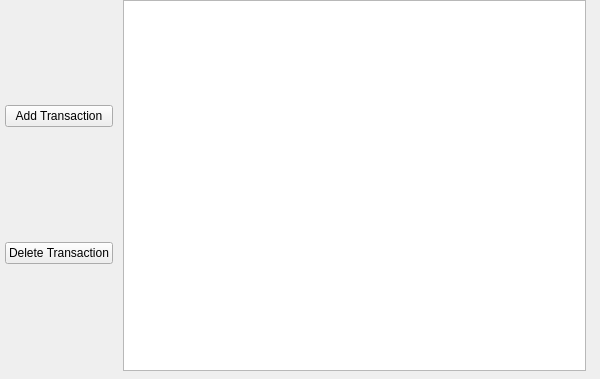
Old version of the form TransactionsView.ui in the repository moriduri/MyFinances.
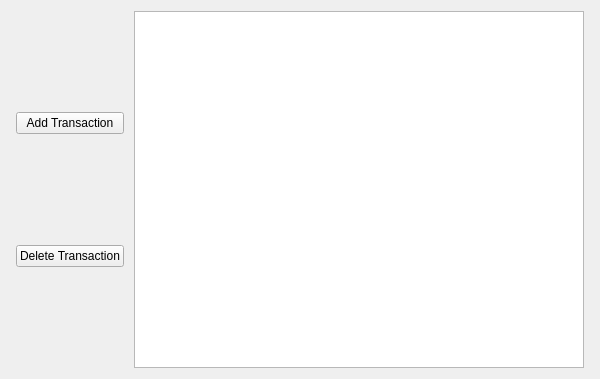
New version of the form.

Commit message: - Added an horizontal layout inside TransactionView.ui; - Found a better way to pass the "accepted()" signal from  TransactionDialog.cpp to mainwindow.cpp (avoids the pointer  at line 64 in mainwindow.cpp);

Patch:
```diff
--- a/TransactionsView.ui
+++ b/TransactionsView.ui
@@ -13,15 +13,8 @@
   <property name="windowTitle">
    <string>Form</string>
   </property>
-  <widget class="QWidget" name="horizontalLayoutWidget">
-   <property name="geometry">
-    <rect>
-     <x>0</x>
-     <y>0</y>
-     <width>591</width>
-     <height>371</height>
-    </rect>
-   </property>
+  <layout class="QHBoxLayout" name="horizontalLayout_2">
+   <item>
    <layout class="QHBoxLayout" name="horizontalLayout">
     <property name="spacing">
      <number>10</number>
@@ -64,7 +57,8 @@
      </widget>
     </item>
    </layout>
-  </widget>
+   </item>
+  </layout>
  </widget>
  <resources/>
  <connections/>
```
Lines whose indentation alone changed are shown as unchanged. The commit also changes 6 other files.
